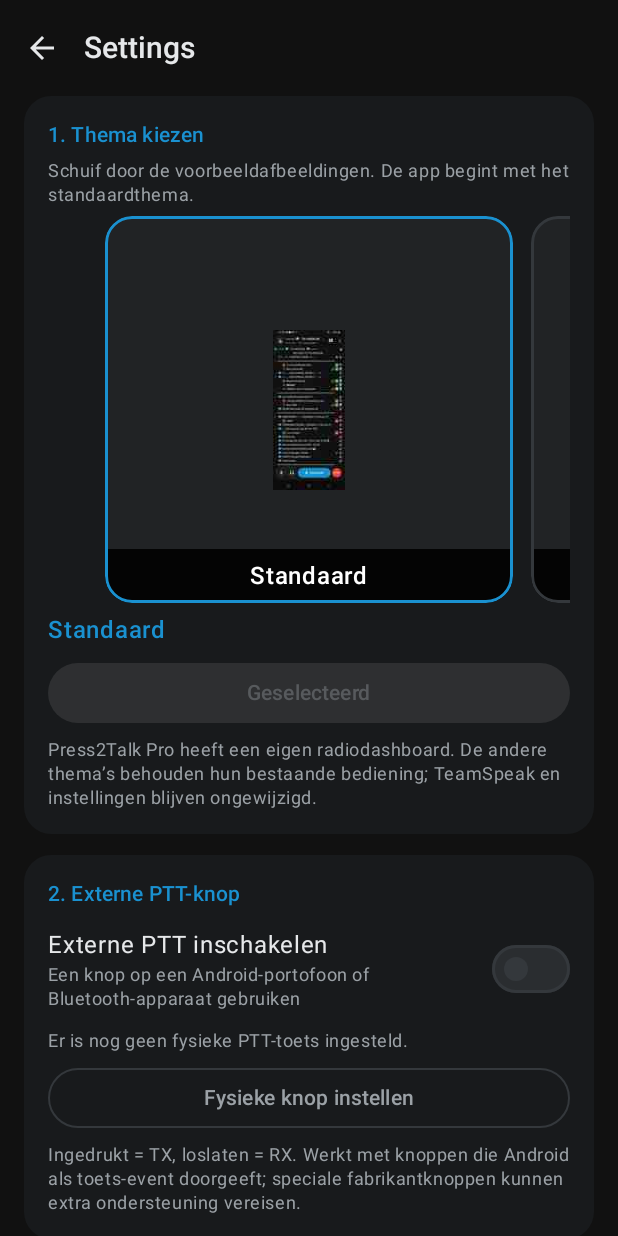
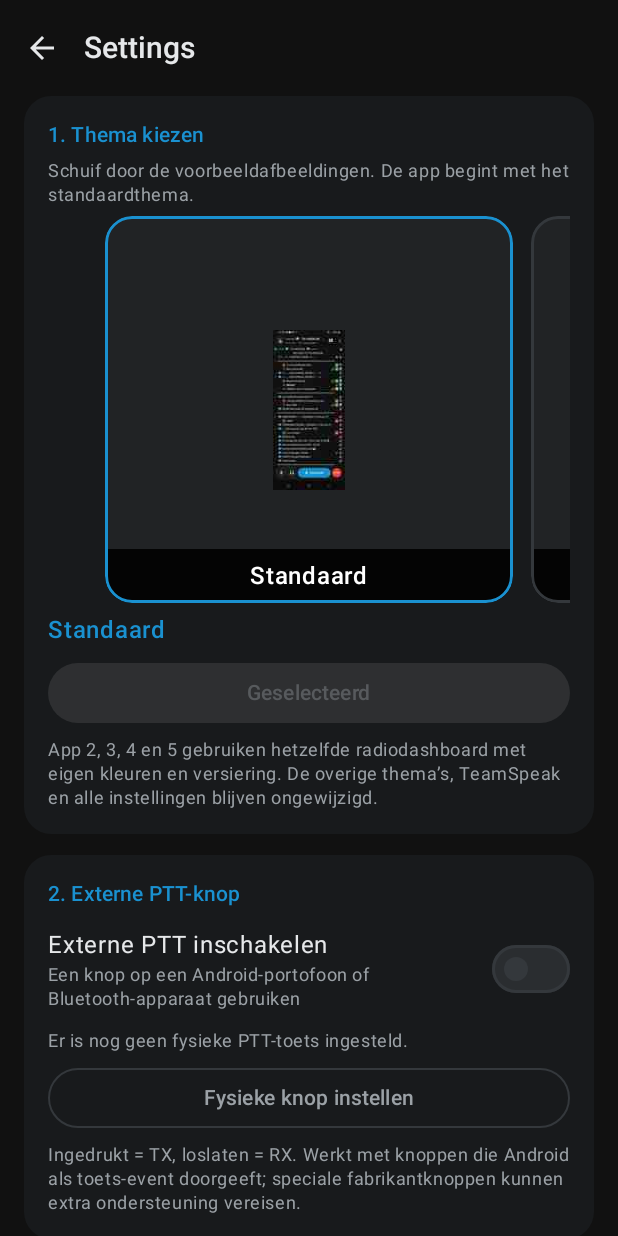
Before and after one commit to michiel66/DG-Talk, an Android app built with Jetpack Compose: the screen it shows after launch (MainActivity), after a tap on "Settings", on a phone screen of 412 x 824 dp. Run offline under Robolectric (Android 15) with nearby library versions, the phone set to English and light mode, and no system bars; libraries missing offline, so code that uses them is left out: com.sun.jna; network calls fail; pictures from the network do not load; Roboto replaces fonts that are not available here; 4 statements that could not run were skipped; 1 other tap on this screen came first.

Commit message:
Add preview and select options for App 3 red, App 4 cyber and App 5 Christmas

```diff
--- a/android/app/src/main/java/com/tsrewrite/client/ui/SettingsScreen.kt
+++ b/android/app/src/main/java/com/tsrewrite/client/ui/SettingsScreen.kt
@@ -110,8 +110,8 @@ fun SettingsPage(store: Store, session: Session, onBack: () -> Unit) {
 
             Card("1. Thema kiezen") {
                 Hint("Schuif door de voorbeeldafbeeldingen. De app begint met het standaardthema.")
-                val ids = listOf("standard", "christmas", "27mc", "space", "press2talk")
-                val names = listOf("Standaard", "Kerst", "27MC", "Space", "Press2Talk Pro")
+                val ids = listOf("standard", "christmas", "27mc", "space", "press2talk", "responder", "cyber", "christmasradio")
+                val names = listOf("Standaard", "Kerst", "27MC", "Space", "App 2 • Press2Talk Pro (blauw)", "App 3 • Responder Pro (rood)", "App 4 • Cyber Radio (paars/cyaan)", "App 5 • Kerst Radio")
                 val previews = listOf(
                     com.tsrewrite.client.R.drawable.dg_theme_standard_preview,
                     com.tsrewrite.client.R.drawable.dg_theme_christmas_preview,
@@ -134,8 +134,8 @@ fun SettingsPage(store: Store, session: Session, onBack: () -> Unit) {
                             .border(2.dp, if (pager.currentPage == ix) Ts.Blue else Ts.Outline, RoundedCornerShape(18.dp)),
                         contentAlignment = Alignment.Center
                     ) {
-                        if (ids[ix] == "press2talk") {
-                            Box(Modifier.height(246.dp).padding(4.dp)) { Press2TalkThemePreview() }
+                        if (ids[ix] in listOf("press2talk", "responder", "cyber", "christmasradio")) {
+                            Box(Modifier.height(246.dp).padding(4.dp)) { Press2TalkThemePreview(ids[ix]) }
                         } else {
                         Image(
                             painter = androidx.compose.ui.res.painterResource(previews[ix]),
@@ -159,7 +159,7 @@ fun SettingsPage(store: Store, session: Session, onBack: () -> Unit) {
                     enabled = s.dgTheme != ids[pager.currentPage],
                     modifier = Modifier.fillMaxWidth()
                 ) { Text(if (s.dgTheme == ids[pager.currentPage]) "Geselecteerd" else "Thema toepassen") }
-                Hint("Press2Talk Pro heeft een eigen radiodashboard. De andere thema’s behouden hun bestaande bediening; TeamSpeak en instellingen blijven ongewijzigd.")
+                Hint("App 2, 3, 4 en 5 gebruiken hetzelfde radiodashboard met eigen kleuren en versiering. De overige thema’s, TeamSpeak en alle instellingen blijven ongewijzigd.")
             }
 
             Card("2. Externe PTT-knop") {
```
